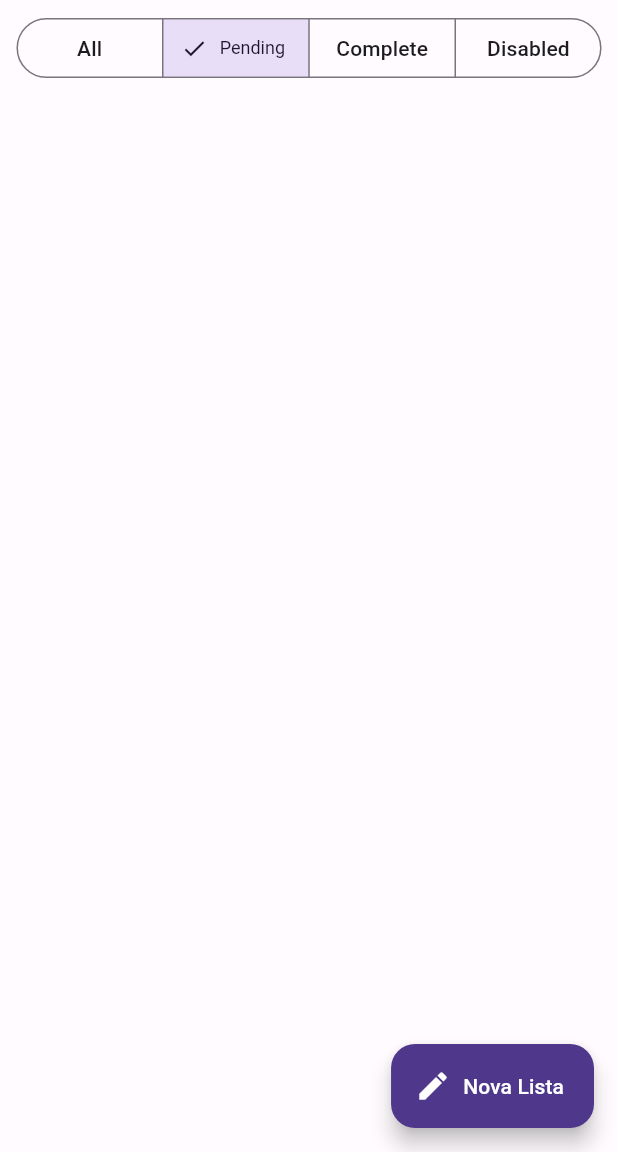
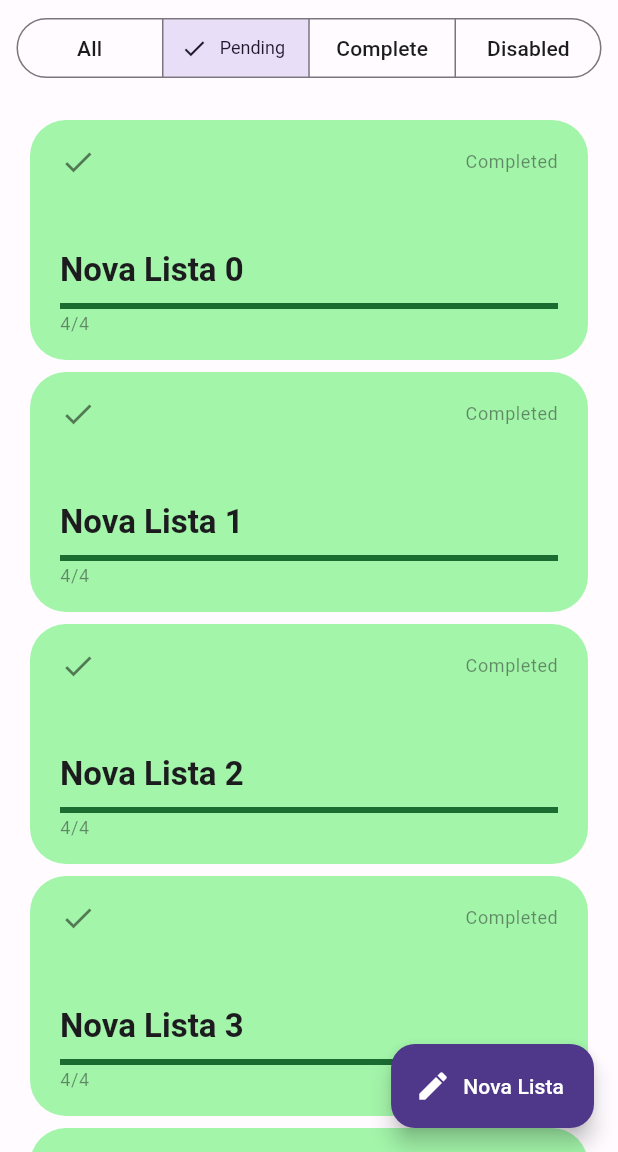
Before and after one commit to AntonioMarcosRosa/flutterando_listinha, a Flutter app: the screen it shows after launch, on a phone screen of 412 x 824 dp, the part 84-1236 px from its top. Run offline on Flutter 3.47's test engine with Material 2 defaults, Android fonts, the phone set to English and light mode, and no system bars; our stand-ins replace flutter_modular, realm; generated files the repository leaves out were written again.

Commit message:
Tenth class: Creating custom widgets

```diff
--- a/listinha-app/lib/src/home/home_page.dart
+++ b/listinha-app/lib/src/home/home_page.dart
@@ -1,6 +1,9 @@
 import 'package:flutter/material.dart';
 import 'package:listinha_app/src/home/widgets/custom_drawer_widget.dart';
+import 'package:listinha_app/src/home/widgets/task_card_widget.dart';
+import 'package:listinha_app/src/shared/services/realm/models/task_model.dart';
 import 'package:listinha_app/src/shared/widgets/user_image_button_widget.dart';
+import 'package:realm/realm.dart';
 
 class HomePage extends StatefulWidget {
   const HomePage({super.key});
@@ -24,9 +27,37 @@ class _HomePageState extends State<HomePage> {
         ],
       ),
       body: Center(
-        child: Column(
+        child: Stack(
           children: [
-            Padding(
+            ListView.separated(
+              padding: const EdgeInsets.only(
+                top: 80,
+                left: 20,
+                right: 20,
+                bottom: 80,
+              ),
+              itemCount: 25,
+              itemBuilder: (_, index) {
+                final board = TaskBoard(
+                  Uuid.v4(),
+                  'Nova Lista $index',
+                  tasks: [
+                    TaskModel(Uuid.v4(), '', complete: true),
+                    TaskModel(Uuid.v4(), '', complete: true),
+                    TaskModel(Uuid.v4(), '', complete: true),
+                    TaskModel(Uuid.v4(), '', complete: true),
+                  ],
+                );
+                return TaskCardWidget(
+                  board: board,
+                  height: 160,
+                );
+              },
+              separatorBuilder: (_, index) => const SizedBox(height: 8),
+            ),
+            Align(
+              alignment: Alignment.topCenter,
+              child: Padding(
                 padding: const EdgeInsets.all(8),
                 child: SegmentedButton(
                   segments: const [
@@ -37,6 +68,7 @@ class _HomePageState extends State<HomePage> {
                   ],
                   selected: const {1},
                   onSelectionChanged: (values) {},
+                ),
               ),
             ),
           ],
--- /dev/null
+++ b/listinha-app/lib/src/home/widgets/task_card_widget.dart
@@ -0,0 +1,133 @@
+import 'package:flutter/material.dart';
+import 'package:listinha_app/src/shared/services/realm/models/task_model.dart';
+
+enum TaskCardStatus {
+  pending(Icons.access_time, 'Pending'),
+  completed(Icons.check, 'Completed'),
+  disabled(Icons.cancel, 'Disabled');
+
+  final IconData icon;
+  final String text;
+
+  const TaskCardStatus(this.icon, this.text);
+}
+
+class TaskCardWidget extends StatelessWidget {
+  final TaskBoard board;
+  final double height;
+
+  const TaskCardWidget({
+    super.key,
+    required this.board,
+    this.height = 130,
+  });
+
+  double getProgrees(List<TaskModel> tasks) {
+    if (tasks.isEmpty) return 0;
+    final totalTasks = tasks.length;
+    final totalCompleteTasks = tasks.where((task) => task.complete).length;
+
+    return totalCompleteTasks / totalTasks;
+  }
+
+  String getProgressText(List<TaskModel> tasks) {
+    final totalTasks = tasks.length;
+    final totalCompleteTasks = tasks.where((task) => task.complete).length;
+    return '$totalCompleteTasks/$totalTasks';
+  }
+
+  TaskCardStatus getStatus(TaskBoard board, double progress) {
+    if (board.enable == false) {
+      return TaskCardStatus.disabled;
+    } else if (progress < 1.0) {
+      return TaskCardStatus.pending;
+    } else {
+      return TaskCardStatus.completed;
+    }
+  }
+
+  Color getBackgroundColor(TaskCardStatus status, ThemeData theme) {
+    switch (status) {
+      case TaskCardStatus.completed:
+        return theme.colorScheme.tertiaryContainer;
+      case TaskCardStatus.pending:
+        return theme.colorScheme.primaryContainer;
+      case TaskCardStatus.disabled:
+        return theme.colorScheme.secondaryContainer;
+    }
+  }
+
+  Color getColor(TaskCardStatus status, ThemeData theme) {
+    switch (status) {
+      case TaskCardStatus.completed:
+        return theme.colorScheme.tertiary;
+      case TaskCardStatus.pending:
+        return theme.colorScheme.primary;
+      case TaskCardStatus.disabled:
+        return theme.colorScheme.secondary;
+    }
+  }
+
+  @override
+  Widget build(BuildContext context) {
+    final theme = Theme.of(context);
+    final title = board.title;
+    final progress = getProgrees(board.tasks);
+    final progressText = getProgressText(board.tasks);
+    final status = getStatus(board, progress);
+    final statusIcon = status.icon;
+    final statusText = status.text;
+    final color = getColor(status, theme);
+    final backgroundColor = getBackgroundColor(status, theme);
+
+    return Container(
+      height: height,
+      padding: const EdgeInsets.symmetric(vertical: 16, horizontal: 20),
+      decoration: BoxDecoration(
+        color: backgroundColor,
+        borderRadius: BorderRadius.circular(24),
+      ),
+      child: Column(
+        crossAxisAlignment: CrossAxisAlignment.start,
+        children: [
+          Row(
+            children: [
+              Icon(statusIcon, color: theme.iconTheme.color?.withOpacity(0.5)),
+              const Spacer(),
+              Text(
+                statusText,
+                style: theme.textTheme.bodySmall?.copyWith(
+                  color: theme.textTheme.bodySmall?.color?.withOpacity(0.5),
+                ),
+              ),
+            ],
+          ),
+          const Spacer(),
+          Text(
+            title,
+            style: theme.textTheme.titleLarge
+                ?.copyWith(fontWeight: FontWeight.bold),
+          ),
+          const SizedBox(height: 8),
+          if (board.tasks.isNotEmpty)
+            Column(
+              crossAxisAlignment: CrossAxisAlignment.start,
+              children: [
+                LinearProgressIndicator(
+                  value: progress,
+                  color: color,
+                ),
+                const SizedBox(height: 2),
+                Text(
+                  progressText,
+                  style: theme.textTheme.bodySmall?.copyWith(
+                    color: theme.textTheme.bodySmall?.color?.withOpacity(0.5),
+                  ),
+                ),
+              ],
+            ),
+        ],
+      ),
+    );
+  }
+}
```
Also changed, not shown: listinha-app/lib/src/shared/themes/color_schemes.g.dart, 1 other file. Lines whose indentation alone changed are shown as unchanged.
